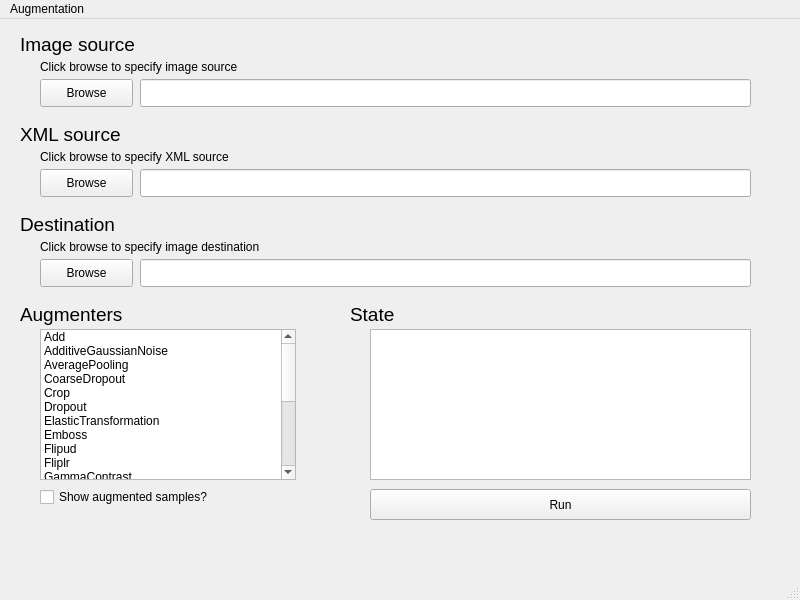
Qt form DataAugmentationGUI/AppMainWindowGUI.ui (joey3639570/debug_litch_stink_bug) before a commit.
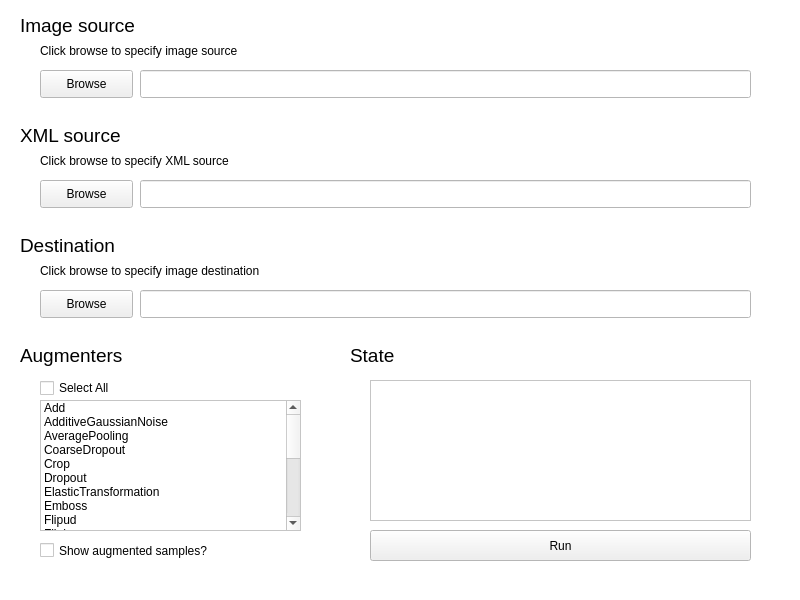
The same form after that commit. Icons and pictures are not drawn.

Commit message:
First version of Data Augmentation GUI App
This version 2020/07/31:
New:
- Integrated DataAugmentation_2005.py into app.py. Not calling doAugmentation() remotely anymore.
- Now able to show progress of data augmentation in main window.
- Now able to select all augmenters in one click.
- Title of the window has been renamed.
- Icon of the windows has been added.
- Font has been changed,
- Color of the window has been changed.
Fix:
- Removed unused code.
- Typesetting adjustments
- Minor bug fixes

What changed in the file:
```diff
--- a/DataAugmentationGUI/AppMainWindowGUI.ui
+++ b/DataAugmentationGUI/AppMainWindowGUI.ui
@@ -10,6 +10,70 @@
     <height>600</height>
    </rect>
   </property>
+  <property name="palette">
+   <palette>
+    <active>
+     <colorrole role="Base">
+      <brush brushstyle="SolidPattern">
+       <color alpha="255">
+        <red>255</red>
+        <green>255</green>
+        <blue>255</blue>
+       </color>
+      </brush>
+     </colorrole>
+     <colorrole role="Window">
+      <brush brushstyle="SolidPattern">
+       <color alpha="255">
+        <red>255</red>
+        <green>255</green>
+        <blue>255</blue>
+       </color>
+      </brush>
+     </colorrole>
+    </active>
+    <inactive>
+     <colorrole role="Base">
+      <brush brushstyle="SolidPattern">
+       <color alpha="255">
+        <red>255</red>
+        <green>255</green>
+        <blue>255</blue>
+       </color>
+      </brush>
+     </colorrole>
+     <colorrole role="Window">
+      <brush brushstyle="SolidPattern">
+       <color alpha="255">
+        <red>255</red>
+        <green>255</green>
+        <blue>255</blue>
+       </color>
+      </brush>
+     </colorrole>
+    </inactive>
+    <disabled>
+     <colorrole role="Base">
+      <brush brushstyle="SolidPattern">
+       <color alpha="255">
+        <red>255</red>
+        <green>255</green>
+        <blue>255</blue>
+       </color>
+      </brush>
+     </colorrole>
+     <colorrole role="Window">
+      <brush brushstyle="SolidPattern">
+       <color alpha="255">
+        <red>255</red>
+        <green>255</green>
+        <blue>255</blue>
+       </color>
+      </brush>
+     </colorrole>
+    </disabled>
+   </palette>
+  </property>
   <property name="windowTitle">
    <string>MainWindow</string>
   </property>
@@ -18,11 +82,18 @@
     <property name="geometry">
      <rect>
       <x>370</x>
-      <y>470</y>
+      <y>530</y>
       <width>381</width>
       <height>31</height>
      </rect>
     </property>
+    <property name="font">
+     <font>
+      <family>Microsoft JhengHei UI</family>
+      <weight>50</weight>
+      <bold>false</bold>
+     </font>
+    </property>
     <property name="text">
      <string>Run</string>
     </property>
@@ -31,11 +102,16 @@
     <property name="geometry">
      <rect>
       <x>40</x>
-      <y>60</y>
+      <y>70</y>
       <width>93</width>
       <height>28</height>
      </rect>
     </property>
+    <property name="font">
+     <font>
+      <family>Microsoft JhengHei UI</family>
+     </font>
+    </property>
     <property name="text">
      <string>Browse</string>
     </property>
@@ -44,7 +120,7 @@
     <property name="geometry">
      <rect>
       <x>140</x>
-      <y>60</y>
+      <y>70</y>
       <width>611</width>
       <height>28</height>
      </rect>
@@ -64,6 +140,7 @@
     </property>
     <property name="font">
      <font>
+      <family>Microsoft JhengHei UI</family>
       <pointsize>14</pointsize>
      </font>
     </property>
@@ -76,10 +153,15 @@
      <rect>
       <x>40</x>
       <y>40</y>
-      <width>221</width>
-      <height>16</height>
+      <width>291</width>
+      <height>21</height>
      </rect>
     </property>
+    <property name="font">
+     <font>
+      <family>Microsoft JhengHei UI</family>
+     </font>
+    </property>
     <property name="text">
      <string>Click browse to specify image source</string>
     </property>
@@ -88,13 +170,14 @@
     <property name="geometry">
      <rect>
       <x>20</x>
-      <y>190</y>
-      <width>111</width>
+      <y>230</y>
+      <width>141</width>
       <height>31</height>
      </rect>
     </property>
     <property name="font">
      <font>
+      <family>Microsoft JhengHei UI</family>
       <pointsize>14</pointsize>
      </font>
     </property>
@@ -106,7 +189,7 @@
     <property name="geometry">
      <rect>
       <x>140</x>
-      <y>240</y>
+      <y>290</y>
       <width>611</width>
       <height>28</height>
      </rect>
@@ -119,11 +202,16 @@
     <property name="geometry">
      <rect>
       <x>40</x>
-      <y>220</y>
-      <width>251</width>
-      <height>16</height>
+      <y>260</y>
+      <width>311</width>
+      <height>21</height>
      </rect>
     </property>
+    <property name="font">
+     <font>
+      <family>Microsoft JhengHei UI</family>
+     </font>
+    </property>
     <property name="text">
      <string>Click browse to specify image destination</string>
     </property>
@@ -132,11 +220,16 @@
     <property name="geometry">
      <rect>
       <x>40</x>
-      <y>240</y>
+      <y>290</y>
       <width>93</width>
       <height>28</height>
      </rect>
     </property>
+    <property name="font">
+     <font>
+      <family>Microsoft JhengHei UI</family>
+     </font>
+    </property>
     <property name="text">
      <string>Browse</string>
     </property>
@@ -145,13 +238,14 @@
     <property name="geometry">
      <rect>
       <x>20</x>
-      <y>100</y>
+      <y>120</y>
       <width>171</width>
       <height>31</height>
      </rect>
     </property>
     <property name="font">
      <font>
+      <family>Microsoft JhengHei UI</family>
       <pointsize>14</pointsize>
      </font>
     </property>
@@ -163,7 +257,7 @@
     <property name="geometry">
      <rect>
       <x>140</x>
-      <y>150</y>
+      <y>180</y>
       <width>611</width>
       <height>28</height>
      </rect>
@@ -176,11 +270,16 @@
     <property name="geometry">
      <rect>
       <x>40</x>
-      <y>130</y>
-      <width>221</width>
-      <height>16</height>
+      <y>150</y>
+      <width>271</width>
+      <height>21</height>
      </rect>
     </property>
+    <property name="font">
+     <font>
+      <family>Microsoft JhengHei UI</family>
+     </font>
+    </property>
     <property name="text">
      <string>Click browse to specify XML source</string>
     </property>
@@ -189,11 +288,16 @@
     <property name="geometry">
      <rect>
       <x>40</x>
-      <y>150</y>
+      <y>180</y>
       <width>93</width>
       <height>28</height>
      </rect>
     </property>
+    <property name="font">
+     <font>
+      <family>Microsoft JhengHei UI</family>
+     </font>
+    </property>
     <property name="text">
      <string>Browse</string>
     </property>
@@ -202,13 +306,14 @@
     <property name="geometry">
      <rect>
       <x>20</x>
-      <y>280</y>
-      <width>111</width>
+      <y>340</y>
+      <width>141</width>
       <height>31</height>
      </rect>
     </property>
     <property name="font">
      <font>
+      <family>Microsoft JhengHei UI</family>
       <pointsize>14</pointsize>
      </font>
     </property>
@@ -220,9 +325,9 @@
     <property name="geometry">
      <rect>
       <x>40</x>
-      <y>310</y>
-      <width>256</width>
-      <height>151</height>
+      <y>400</y>
+      <width>261</width>
+      <height>131</height>
      </rect>
     </property>
     <item>
@@ -398,14 +503,14 @@
     <property name="geometry">
      <rect>
       <x>40</x>
-      <y>470</y>
+      <y>540</y>
       <width>271</width>
-      <height>16</height>
+      <height>21</height>
      </rect>
     </property>
     <property name="font">
      <font>
-      <pointsize>9</pointsize>
+      <family>Microsoft JhengHei UI</family>
      </font>
     </property>
     <property name="text">
@@ -416,23 +521,31 @@
     <property name="geometry">
      <rect>
       <x>370</x>
-      <y>310</y>
+      <y>380</y>
       <width>381</width>
-      <height>151</height>
+      <height>141</height>
      </rect>
     </property>
+    <property name="font">
+     <font>
+      <family>Microsoft JhengHei UI</family>
+      <weight>50</weight>
+      <bold>false</bold>
+     </font>
+    </property>
    </widget>
    <widget class="QLabel" name="stateLabel">
     <property name="geometry">
      <rect>
       <x>350</x>
-      <y>280</y>
+      <y>340</y>
       <width>111</width>
       <height>31</height>
      </rect>
     </property>
     <property name="font">
      <font>
+      <family>Microsoft JhengHei UI</family>
       <pointsize>14</pointsize>
      </font>
     </property>
@@ -440,24 +553,25 @@
      <string>State</string>
     </property>
    </widget>
-  </widget>
-  <widget class="QMenuBar" name="menubar">
-   <property name="geometry">
-    <rect>
-     <x>0</x>
-     <y>0</y>
-     <width>800</width>
-     <height>25</height>
-    </rect>
-   </property>
-   <widget class="QMenu" name="menuAugmentation">
-    <property name="title">
-     <string>Augmentation</string>
+   <widget class="QCheckBox" name="selectAllAugmentersCheckBox">
+    <property name="geometry">
+     <rect>
+      <x>40</x>
+      <y>380</y>
+      <width>261</width>
+      <height>16</height>
+     </rect>
+    </property>
+    <property name="font">
+     <font>
+      <family>Microsoft JhengHei UI</family>
+     </font>
+    </property>
+    <property name="text">
+     <string>Select All</string>
     </property>
    </widget>
-   <addaction name="menuAugmentation"/>
   </widget>
-  <widget class="QStatusBar" name="statusbar"/>
  </widget>
  <resources/>
  <connections/>
```
Left out of the diff: 13 changed lines with no effect on the pictures. The commit also changes 8 other files.
